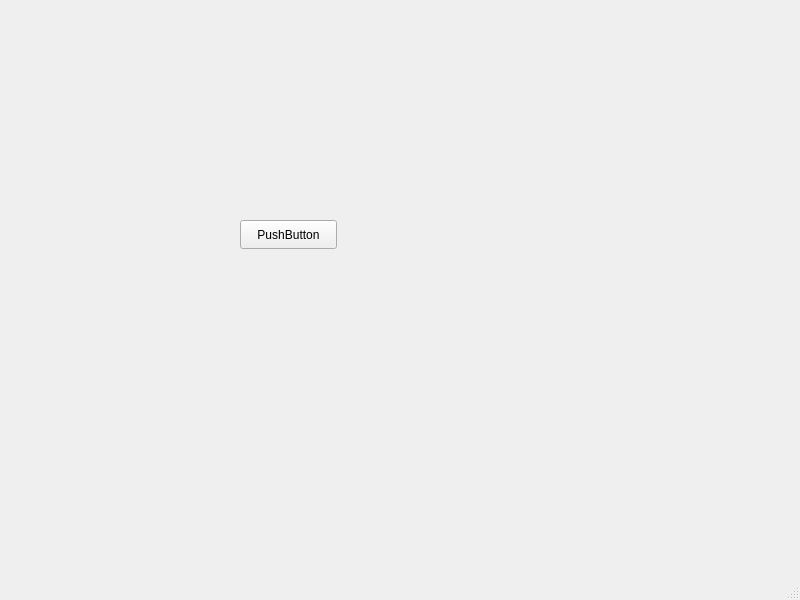
Old version of the form Serial_Port/Serial_MainWindow.ui in the repository Sanqiuzhiji/CHE_PortMon.
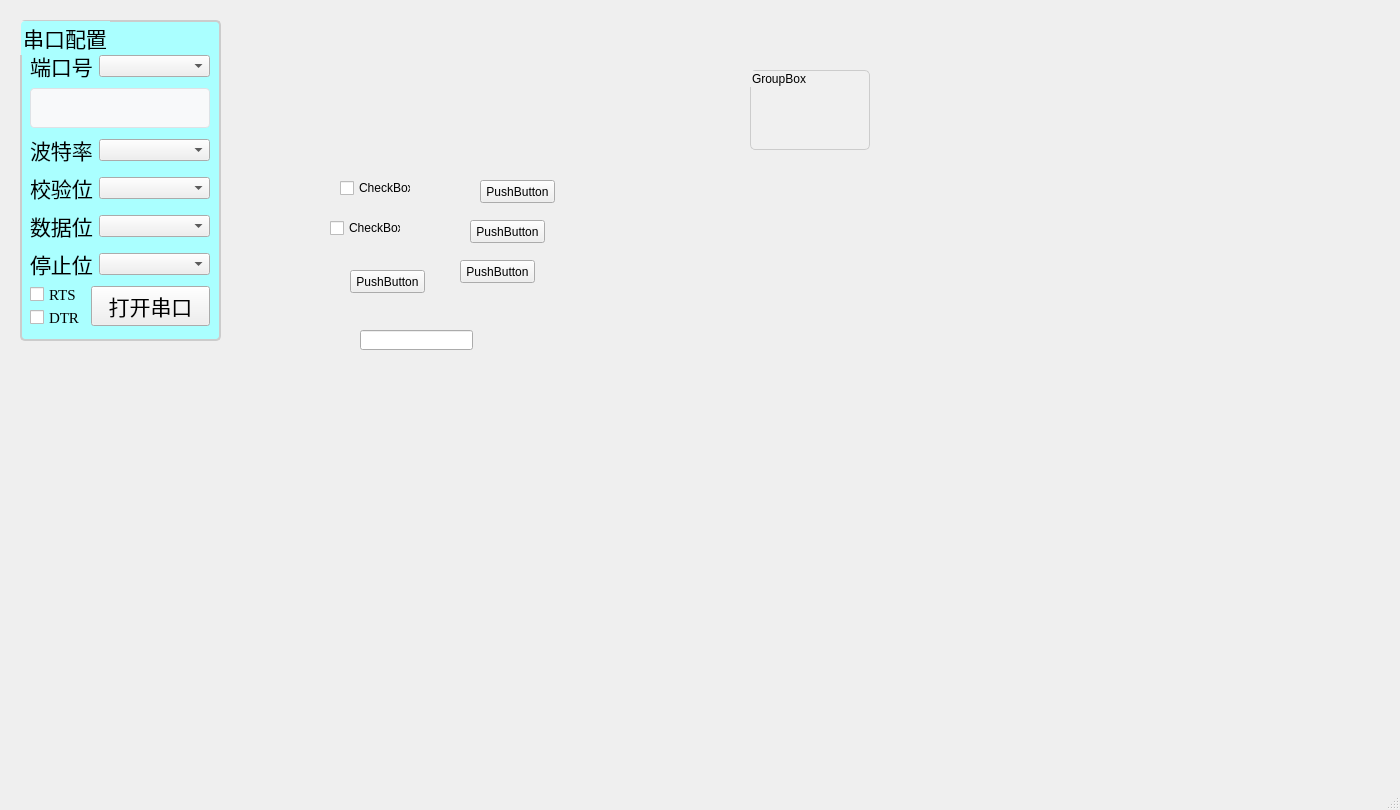
New version of the form.

Commit message: feat(serial): 添加串口配置管理与定时刷新功能

Diff of the .ui file:
```diff
--- a/Serial_Port/Serial_MainWindow.ui
+++ b/Serial_Port/Serial_MainWindow.ui
@@ -6,12 +6,12 @@
    <rect>
     <x>0</x>
     <y>0</y>
-    <width>800</width>
-    <height>600</height>
+    <width>1400</width>
+    <height>810</height>
    </rect>
   </property>
   <property name="sizePolicy">
-   <sizepolicy hsizetype="Preferred" vsizetype="Preferred">
+   <sizepolicy hsizetype="Fixed" vsizetype="Fixed">
     <horstretch>0</horstretch>
     <verstretch>0</verstretch>
    </sizepolicy>
@@ -19,26 +19,345 @@
   <property name="windowTitle">
    <string>MainWindow</string>
   </property>
+  <property name="toolTipDuration">
+   <number>-1</number>
+  </property>
+  <property name="styleSheet">
+   <string notr="true">QGroupBox {
+    background-color: #f0f0f0;
+    border: 1px solid #cccccc;
+    border-radius: 5px;
+    margin-top: 0ex;
+}</string>
+  </property>
   <widget class="QWidget" name="centralwidget">
    <property name="sizePolicy">
-    <sizepolicy hsizetype="Fixed" vsizetype="Fixed">
+    <sizepolicy hsizetype="Preferred" vsizetype="Preferred">
      <horstretch>0</horstretch>
      <verstretch>0</verstretch>
     </sizepolicy>
    </property>
+   <widget class="QGroupBox" name="groupBox">
+    <property name="geometry">
+     <rect>
+      <x>20</x>
+      <y>20</y>
+      <width>201</width>
+      <height>321</height>
+     </rect>
+    </property>
+    <property name="sizePolicy">
+     <sizepolicy hsizetype="Fixed" vsizetype="Fixed">
+      <horstretch>0</horstretch>
+      <verstretch>0</verstretch>
+     </sizepolicy>
+    </property>
+    <property name="font">
+     <font>
+      <family>楷体</family>
+      <pointsize>16</pointsize>
+     </font>
+    </property>
+    <property name="styleSheet">
+     <string notr="true">QGroupBox {
+    background-color: rgb(170, 255, 255);
+    border: 2px solid #cccccc;
+    border-radius: 5px;
+    margin-top:01ex;
+}</string>
+    </property>
+    <property name="title">
+     <string>串口配置</string>
+    </property>
+    <widget class="QWidget" name="verticalLayoutWidget">
+     <property name="geometry">
+      <rect>
+       <x>10</x>
+       <y>30</y>
+       <width>180</width>
+       <height>276</height>
+      </rect>
+     </property>
+     <layout class="QVBoxLayout" name="verticalLayout" stretch="0,0,0,0,0,0,0">
+      <property name="spacing">
+       <number>6</number>
+      </property>
+      <item>
+       <layout class="QHBoxLayout" name="horizontalLayout_5" stretch="0,1">
+        <property name="spacing">
+         <number>6</number>
+        </property>
+        <item>
+         <widget class="QLabel" name="label_5">
+          <property name="font">
+           <font>
+            <family>楷体</family>
+            <pointsize>16</pointsize>
+           </font>
+          </property>
+          <property name="text">
+           <string>端口号</string>
+          </property>
+         </widget>
+        </item>
+        <item>
+         <widget class="QComboBox" name="port_cb"/>
+        </item>
+       </layout>
+      </item>
+      <item>
+       <widget class="QTextEdit" name="port_info_ledit">
+        <property name="maximumSize">
+         <size>
+          <width>200</width>
+          <height>50</height>
+         </size>
+        </property>
+        <property name="styleSheet">
+         <string notr="true"> QTextEdit {
+ background-color: #f8f9fa;
+ border: 1px solid #dee2e6;
+ border-radius: 4px;
+ padding: 5px;
+ font-size: 8pt;
+}</string>
+        </property>
+        <property name="readOnly">
+         <bool>true</bool>
+        </property>
+       </widget>
+      </item>
+      <item>
+       <layout class="QHBoxLayout" name="horizontalLayout_3" stretch="0,1">
+        <item>
+         <widget class="QLabel" name="label_3">
+          <property name="font">
+           <font>
+            <family>楷体</family>
+            <pointsize>16</pointsize>
+           </font>
+          </property>
+          <property name="text">
+           <string>波特率</string>
+          </property>
+         </widget>
+        </item>
+        <item>
+         <widget class="QComboBox" name="baudrate_cb"/>
+        </item>
+       </layout>
+      </item>
+      <item>
+       <layout class="QHBoxLayout" name="horizontalLayout_4" stretch="0,1">
+        <item>
+         <widget class="QLabel" name="parity_lbl">
+          <property name="font">
+           <font>
+            <family>楷体</family>
+            <pointsize>16</pointsize>
+           </font>
+          </property>
+          <property name="text">
+           <string>校验位</string>
+          </property>
+         </widget>
+        </item>
+        <item>
+         <widget class="QComboBox" name="parity_cb"/>
+        </item>
+       </layout>
+      </item>
+      <item>
+       <layout class="QHBoxLayout" name="horizontalLayout" stretch="0,1">
+        <item>
+         <widget class="QLabel" name="label">
+          <property name="font">
+           <font>
+            <family>楷体</family>
+            <pointsize>16</pointsize>
+           </font>
+          </property>
+          <property name="text">
+           <string>数据位</string>
+          </property>
+         </widget>
+        </item>
+        <item>
+         <widget class="QComboBox" name="databits_cb"/>
+        </item>
+       </layout>
+      </item>
+      <item>
+       <layout class="QHBoxLayout" name="horizontalLayout_2" stretch="0,1">
+        <item>
+         <widget class="QLabel" name="label_2">
+          <property name="font">
+           <font>
+            <family>楷体</family>
+            <pointsize>16</pointsize>
+           </font>
+          </property>
+          <property name="text">
+           <string>停止位</string>
+          </property>
+         </widget>
+        </item>
+        <item>
+         <widget class="QComboBox" name="stopbits_cb"/>
+        </item>
+       </layout>
+      </item>
+      <item>
+       <layout class="QHBoxLayout" name="horizontalLayout_6" stretch="0,1">
+        <item>
+         <layout class="QVBoxLayout" name="verticalLayout_2">
+          <item>
+           <widget class="QCheckBox" name="rts_chb">
+            <property name="font">
+             <font>
+              <family>Times New Roman</family>
+              <pointsize>11</pointsize>
+             </font>
+            </property>
+            <property name="text">
+             <string>RTS</string>
+            </property>
+           </widget>
+          </item>
+          <item>
+           <widget class="QCheckBox" name="dtr_chb">
+            <property name="font">
+             <font>
+              <family>Times New Roman</family>
+              <pointsize>11</pointsize>
+             </font>
+            </property>
+            <property name="text">
+             <string>DTR</string>
+            </property>
+           </widget>
+          </item>
+         </layout>
+        </item>
+        <item>
+         <widget class="QPushButton" name="open_btn">
+          <property name="font">
+           <font>
+            <family>楷体</family>
+            <pointsize>16</pointsize>
+           </font>
+          </property>
+          <property name="text">
+           <string>打开串口</string>
+          </property>
+         </widget>
+        </item>
+       </layout>
+      </item>
+     </layout>
+    </widget>
+   </widget>
+   <widget class="QGroupBox" name="groupBox_2">
+    <property name="geometry">
+     <rect>
+      <x>750</x>
+      <y>70</y>
+      <width>120</width>
+      <height>80</height>
+     </rect>
+    </property>
+    <property name="title">
+     <string>GroupBox</string>
+    </property>
+   </widget>
+   <widget class="QCheckBox" name="checkBox">
+    <property name="geometry">
+     <rect>
+      <x>340</x>
+      <y>180</y>
+      <width>71</width>
+      <height>16</height>
+     </rect>
+    </property>
+    <property name="text">
+     <string>CheckBox</string>
+    </property>
+   </widget>
+   <widget class="QCheckBox" name="checkBox_2">
+    <property name="geometry">
+     <rect>
+      <x>330</x>
+      <y>220</y>
+      <width>71</width>
+      <height>16</height>
+     </rect>
+    </property>
+    <property name="text">
+     <string>CheckBox</string>
+    </property>
+   </widget>
    <widget class="QPushButton" name="pushButton">
     <property name="geometry">
      <rect>
-      <x>240</x>
+      <x>480</x>
+      <y>180</y>
+      <width>75</width>
+      <height>23</height>
+     </rect>
+    </property>
+    <property name="text">
+     <string>PushButton</string>
+    </property>
+   </widget>
+   <widget class="QPushButton" name="pushButton_2">
+    <property name="geometry">
+     <rect>
+      <x>470</x>
       <y>220</y>
-      <width>97</width>
-      <height>29</height>
+      <width>75</width>
+      <height>23</height>
      </rect>
     </property>
     <property name="text">
      <string>PushButton</string>
     </property>
    </widget>
+   <widget class="QPushButton" name="pushButton_3">
+    <property name="geometry">
+     <rect>
+      <x>460</x>
+      <y>260</y>
+      <width>75</width>
+      <height>23</height>
+     </rect>
+    </property>
+    <property name="text">
+     <string>PushButton</string>
+    </property>
+   </widget>
+   <widget class="QPushButton" name="pushButton_4">
+    <property name="geometry">
+     <rect>
+      <x>350</x>
+      <y>270</y>
+      <width>75</width>
+      <height>23</height>
+     </rect>
+    </property>
+    <property name="text">
+     <string>PushButton</string>
+    </property>
+   </widget>
+   <widget class="QLineEdit" name="lineEdit">
+    <property name="geometry">
+     <rect>
+      <x>360</x>
+      <y>330</y>
+      <width>113</width>
+      <height>20</height>
+     </rect>
+    </property>
+   </widget>
   </widget>
   <widget class="QMenuBar" name="menubar">
    <property name="geometry">
```
Left out of the diff: 4 changed lines with no effect on the pictures. The commit also changes 6 other files.
